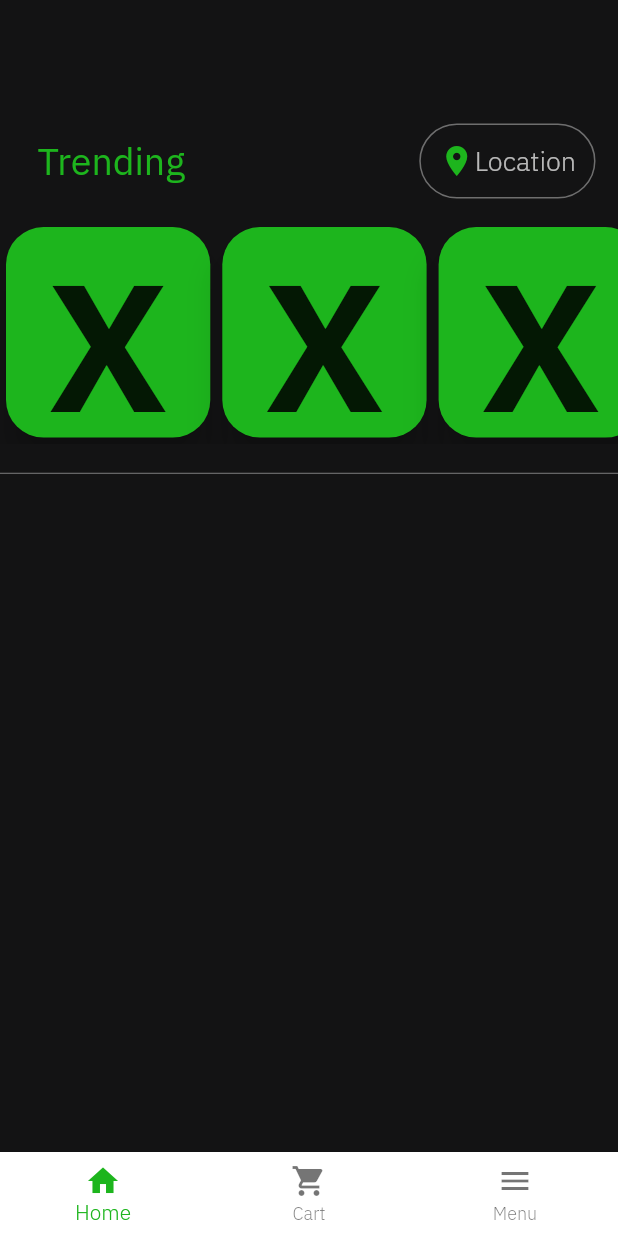
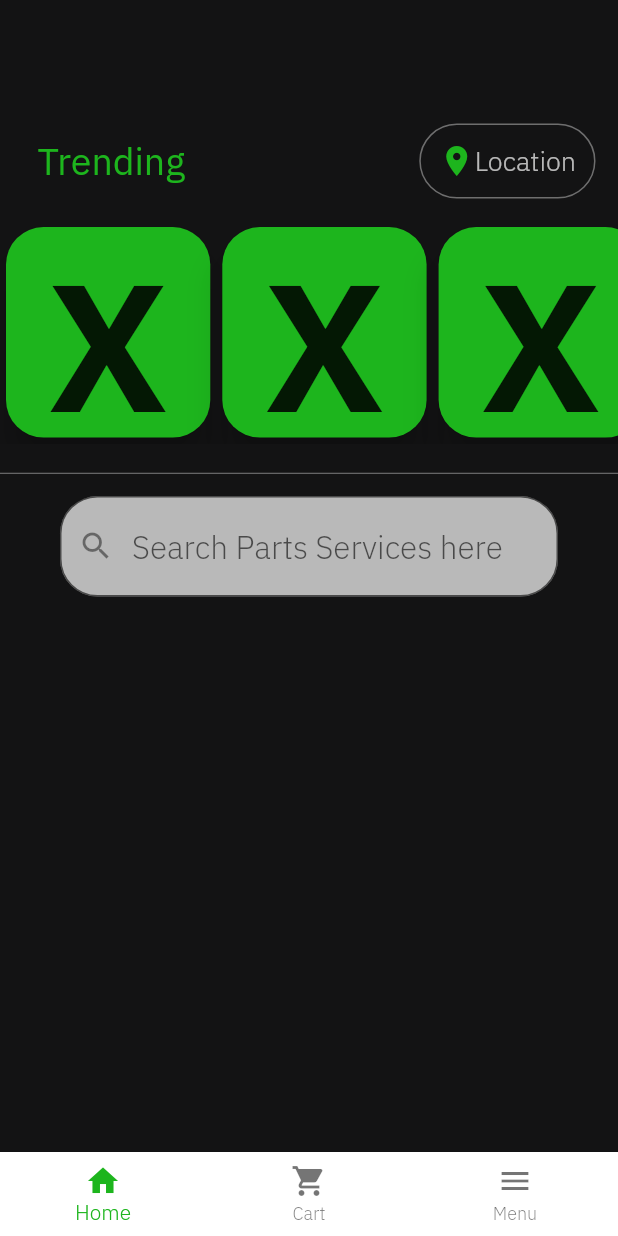
Before and after one commit to sbkaiprath/TurboCharm, a Flutter app: the BottomDownBar screen opened by its route, on a phone screen of 412 x 824 dp. Run offline on Flutter 3.47's test engine with Material 2 defaults, Android fonts, the phone set to English and light mode, and no system bars.

Commit message:
homepage textbox

```diff
--- a/lib/user/screen/homepage_screen.dart
+++ b/lib/user/screen/homepage_screen.dart
@@ -66,7 +66,22 @@ class HomepageScreen extends StatelessWidget {
           color: Colors.white60,
           thickness: 0.5,
         ),
-        Spacer()
+        SizedBox(
+          height: 15,
+        ),
+        Padding(
+          padding: const EdgeInsets.only(left: 40, right: 40),
+          child: TextField(
+            autofocus: false,
+            decoration: InputDecoration(
+                fillColor: Theme.of(context).indicatorColor,
+                filled: true,
+                prefixIcon: Icon(Icons.search),
+                hintText: "Search Parts Services here",
+                border: OutlineInputBorder(
+                    borderRadius: BorderRadius.circular(25))),
+          ),
+        ),
       ],
     );
   }
--- a/pubspec.yaml
+++ b/pubspec.yaml
@@ -47,7 +47,6 @@ flutter:
   # To add assets to your application, add an assets section, like this:
   assets:
     - assets/images/car_background.jpg
-  #   - images/a_dot_ham.jpeg
 
   # An image asset can refer to one or more resolution-specific "variants", see
   # https://flutter.dev/assets-and-images/#resolution-aware.
```
